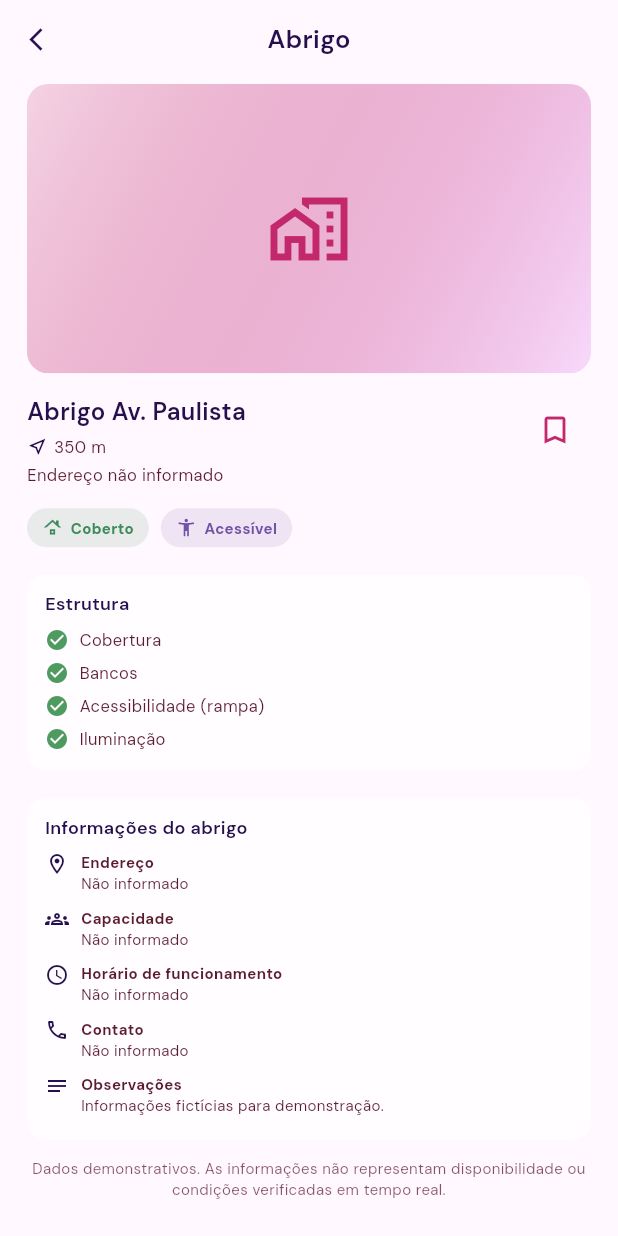
After one commit to juliarichesky/sinalizaai-mobile, a Flutter app: the ShelterDetailScreen screen opened directly with sample values from the repository, on a phone screen of 412 x 824 dp. The commit adds this screen. Run offline on Flutter 3.47's test engine with Material 3 defaults, Android fonts, the phone set to English and light mode, and no system bars; our stand-ins replace google_fonts.

Commit message:
feat: implement shelter details screen

```diff
--- a/lib/data/mock_shelters.dart
+++ b/lib/data/mock_shelters.dart
@@ -5,15 +5,27 @@ class Shelter {
     required this.distanceMeters,
     required this.isCovered,
     required this.isAccessible,
-    this.hasRating = false,
+    required this.features,
+    this.address,
+    this.capacity,
+    this.openingHours,
+    this.contact,
+    this.observations,
+    this.imageAsset,
   });
 
   final String id;
   final String name;
   final int distanceMeters;
   final bool isCovered;
-  final bool isAccessible;
-  final bool hasRating;
+  final bool? isAccessible;
+  final List<String> features;
+  final String? address;
+  final String? capacity;
+  final String? openingHours;
+  final String? contact;
+  final String? observations;
+  final String? imageAsset;
 
   String get formattedDistance {
     if (distanceMeters >= 1000) {
@@ -32,6 +44,13 @@ const mockShelters = [
     distanceMeters: 350,
     isCovered: true,
     isAccessible: true,
+    features: const [
+      'Cobertura',
+      'Bancos',
+      'Acessibilidade (rampa)',
+      'Iluminação',
+    ],
+    observations: 'Informações fictícias para demonstração.',
   ),
   Shelter(
     id: 'consolacao',
@@ -39,6 +58,8 @@ const mockShelters = [
     distanceMeters: 750,
     isCovered: true,
     isAccessible: true,
+    features: const ['Cobertura', 'Bancos', 'Água potável'],
+    observations: 'Dados demonstrativos; confirme as condições no local.',
   ),
   Shelter(
     id: 'augusta',
@@ -46,5 +67,7 @@ const mockShelters = [
     distanceMeters: 1200,
     isCovered: false,
     isAccessible: true,
+    features: const ['Bancos', 'Área de descanso', 'Iluminação'],
+    observations: 'Dados demonstrativos; cobertura não informada.',
   ),
 ];
--- /dev/null
+++ b/lib/screens/shelter_detail_screen.dart
@@ -0,0 +1,446 @@
+import 'package:flutter/material.dart';
+
+import '../core/theme/app_colors.dart';
+import '../core/theme/app_typography.dart';
+import '../data/mock_shelters.dart';
+
+class ShelterDetailScreen extends StatefulWidget {
+  const ShelterDetailScreen({
+    super.key,
+    required this.shelter,
+    this.isFavorite = false,
+    this.onFavoriteChanged,
+  });
+
+  final Shelter shelter;
+  final bool isFavorite;
+  final ValueChanged<bool>? onFavoriteChanged;
+
+  @override
+  State<ShelterDetailScreen> createState() => _ShelterDetailScreenState();
+}
+
+class _ShelterDetailScreenState extends State<ShelterDetailScreen> {
+  late bool _isFavorite = widget.isFavorite;
+
+  @override
+  void didUpdateWidget(covariant ShelterDetailScreen oldWidget) {
+    super.didUpdateWidget(oldWidget);
+    if (oldWidget.isFavorite != widget.isFavorite) {
+      _isFavorite = widget.isFavorite;
+    }
+  }
+
+  void _toggleFavorite() {
+    setState(() => _isFavorite = !_isFavorite);
+    widget.onFavoriteChanged?.call(_isFavorite);
+  }
+
+  @override
+  Widget build(BuildContext context) {
+    final shelter = widget.shelter;
+
+    return Scaffold(
+      backgroundColor: AppColors.softBackground,
+      body: SafeArea(
+        child: Column(
+          children: [
+            _DetailHeader(onBack: () => Navigator.of(context).pop()),
+            Expanded(
+              child: SingleChildScrollView(
+                padding: const EdgeInsets.fromLTRB(18, 4, 18, 20),
+                child: Column(
+                  crossAxisAlignment: CrossAxisAlignment.stretch,
+                  children: [
+                    _ShelterImage(shelter: shelter),
+                    const SizedBox(height: 14),
+                    _IdentitySection(
+                      shelter: shelter,
+                      isFavorite: _isFavorite,
+                      onFavorite: _toggleFavorite,
+                    ),
+                    const SizedBox(height: 14),
+                    _Characteristics(shelter: shelter),
+                    const SizedBox(height: 18),
+                    _StructureSection(features: shelter.features),
+                    const SizedBox(height: 18),
+                    _InformationSection(shelter: shelter),
+                    const SizedBox(height: 12),
+                    Text(
+                      'Dados demonstrativos. As informações não representam '
+                      'disponibilidade ou condições verificadas em tempo real.',
+                      textAlign: TextAlign.center,
+                      style: AppTypography.caption.copyWith(
+                        color: AppColors.nightBordeaux.withValues(alpha: 0.75),
+                        fontSize: 10,
+                      ),
+                    ),
+                  ],
+                ),
+              ),
+            ),
+          ],
+        ),
+      ),
+    );
+  }
+}
+
+class _DetailHeader extends StatelessWidget {
+  const _DetailHeader({required this.onBack});
+
+  final VoidCallback onBack;
+
+  @override
+  Widget build(BuildContext context) {
+    return SizedBox(
+      height: 52,
+      child: Stack(
+        alignment: Alignment.center,
+        children: [
+          Align(
+            alignment: Alignment.centerLeft,
+            child: IconButton(
+              onPressed: onBack,
+              tooltip: 'Voltar',
+              icon: const Icon(Icons.arrow_back_ios_new, size: 18),
+              color: AppColors.darkAmethyst,
+            ),
+          ),
+          Text('Abrigo', style: AppTypography.subtitle.copyWith(fontSize: 17)),
+        ],
+      ),
+    );
+  }
+}
+
+class _ShelterImage extends StatelessWidget {
+  const _ShelterImage({required this.shelter});
+
+  final Shelter shelter;
+
+  @override
+  Widget build(BuildContext context) {
+    return AspectRatio(
+      aspectRatio: 1.95,
+      child: ClipRRect(
+        borderRadius: BorderRadius.circular(14),
+        child: shelter.imageAsset == null
+            ? DecoratedBox(
+                decoration: BoxDecoration(
+                  gradient: LinearGradient(
+                    colors: [
+                      AppColors.hotRose.withValues(alpha: 0.18),
+                      AppColors.lavenderVeil,
+                    ],
+                    begin: Alignment.topLeft,
+                    end: Alignment.bottomRight,
+                  ),
+                ),
+                child: const Center(
+                  child: Icon(
+                    Icons.home_work_outlined,
+                    color: AppColors.hotRose,
+                    size: 56,
+                  ),
+                ),
+              )
+            : Image.asset(shelter.imageAsset!, fit: BoxFit.cover),
+      ),
+    );
+  }
+}
+
+class _IdentitySection extends StatelessWidget {
+  const _IdentitySection({
+    required this.shelter,
+    required this.isFavorite,
+    required this.onFavorite,
+  });
+
+  final Shelter shelter;
+  final bool isFavorite;
+  final VoidCallback onFavorite;
+
+  @override
+  Widget build(BuildContext context) {
+    return Row(
+      crossAxisAlignment: CrossAxisAlignment.start,
+      children: [
+        Expanded(
+          child: Column(
+            crossAxisAlignment: CrossAxisAlignment.start,
+            children: [
+              Text(
+                shelter.name,
+                maxLines: 2,
+                overflow: TextOverflow.ellipsis,
+                style: AppTypography.subtitle.copyWith(fontSize: 16),
+              ),
+              const SizedBox(height: 4),
+              Row(
+                children: [
+                  const Icon(
+                    Icons.near_me_outlined,
+                    color: AppColors.darkAmethyst,
+                    size: 14,
+                  ),
+                  const SizedBox(width: 4),
+                  Flexible(
+                    child: Text(
+                      shelter.formattedDistance,
+                      overflow: TextOverflow.ellipsis,
+                      style: AppTypography.caption.copyWith(fontSize: 11),
+                    ),
+                  ),
+                ],
+              ),
+              const SizedBox(height: 3),
+              Text(
+                shelter.address ?? 'Endereço não informado',
+                maxLines: 2,
+                overflow: TextOverflow.ellipsis,
+                style: AppTypography.caption.copyWith(fontSize: 11),
+              ),
+            ],
+          ),
+        ),
+        IconButton(
+          onPressed: onFavorite,
+          tooltip: isFavorite
+              ? 'Remover dos favoritos'
+              : 'Adicionar aos favoritos',
+          icon: Icon(
+            isFavorite ? Icons.bookmark : Icons.bookmark_border,
+            color: AppColors.hotRose,
+            size: 24,
+          ),
+        ),
+      ],
+    );
+  }
+}
+
+class _Characteristics extends StatelessWidget {
+  const _Characteristics({required this.shelter});
+
+  final Shelter shelter;
+
+  @override
+  Widget build(BuildContext context) {
+    return Wrap(
+      spacing: 8,
+      runSpacing: 8,
+      children: [
+        _Characteristic(
+          icon: shelter.isCovered ? Icons.roofing : Icons.wb_sunny_outlined,
+          label: shelter.isCovered ? 'Coberto' : 'Sem cobertura',
+          color: shelter.isCovered
+              ? const Color(0xFF3D8B5A)
+              : AppColors.nightBordeaux,
+        ),
+        _Characteristic(
+          icon: Icons.accessibility_new,
+          label: shelter.isAccessible == true
+              ? 'Acessível'
+              : 'Acessibilidade não informada',
+          color: const Color(0xFF7351A7),
+        ),
+      ],
+    );
+  }
+}
+
+class _Characteristic extends StatelessWidget {
+  const _Characteristic({
+    required this.icon,
+    required this.label,
+    required this.color,
+  });
+
+  final IconData icon;
+  final String label;
+  final Color color;
+
+  @override
+  Widget build(BuildContext context) {
+    return Container(
+      padding: const EdgeInsets.symmetric(horizontal: 10, vertical: 6),
+      decoration: BoxDecoration(
+        color: color.withValues(alpha: 0.12),
+        borderRadius: BorderRadius.circular(16),
+      ),
+      child: Row(
+        mainAxisSize: MainAxisSize.min,
+        children: [
+          Icon(icon, color: color, size: 14),
+          const SizedBox(width: 5),
+          Text(
+            label,
+            style: AppTypography.caption.copyWith(
+              color: color,
+              fontSize: 10,
+              fontWeight: FontWeight.w700,
+            ),
+          ),
+        ],
+      ),
+    );
+  }
+}
+
+class _StructureSection extends StatelessWidget {
+  const _StructureSection({required this.features});
+
+  final List<String> features;
+
+  @override
+  Widget build(BuildContext context) {
+    return _SectionCard(
+      title: 'Estrutura',
+      child: features.isEmpty
+          ? Text(
+              'Nenhuma estrutura informada.',
+              style: AppTypography.caption.copyWith(fontSize: 11),
+            )
+          : Column(
+              children: features
+                  .map(
+                    (feature) => Padding(
+                      padding: const EdgeInsets.only(bottom: 6),
+                      child: Row(
+                        children: [
+                          const Icon(
+                            Icons.check_circle,
+                            color: Color(0xFF4E9A5F),
+                            size: 16,
+                          ),
+                          const SizedBox(width: 7),
+                          Expanded(
+                            child: Text(
+                              feature,
+                              style: AppTypography.caption.copyWith(
+                                fontSize: 11,
+                              ),
+                            ),
+                          ),
+                        ],
+                      ),
+                    ),
+                  )
+                  .toList(),
+            ),
+    );
+  }
+}
+
+class _InformationSection extends StatelessWidget {
+  const _InformationSection({required this.shelter});
+
+  final Shelter shelter;
+
+  @override
+  Widget build(BuildContext context) {
+    return _SectionCard(
+      title: 'Informações do abrigo',
+      child: Column(
+        children: [
+          _InformationRow(
+            icon: Icons.location_on_outlined,
+            label: 'Endereço',
+            value: shelter.address ?? 'Não informado',
+          ),
+          _InformationRow(
+            icon: Icons.groups_outlined,
+            label: 'Capacidade',
+            value: shelter.capacity ?? 'Não informado',
+          ),
+          _InformationRow(
+            icon: Icons.schedule_outlined,
+            label: 'Horário de funcionamento',
+            value: shelter.openingHours ?? 'Não informado',
+          ),
+          _InformationRow(
+            icon: Icons.phone_outlined,
+            label: 'Contato',
+            value: shelter.contact ?? 'Não informado',
+          ),
+          _InformationRow(
+            icon: Icons.notes_outlined,
+            label: 'Observações',
+            value: shelter.observations ?? 'Não informado',
+          ),
+        ],
+      ),
+    );
+  }
+}
+
+class _InformationRow extends StatelessWidget {
+  const _InformationRow({
+    required this.icon,
+    required this.label,
+    required this.value,
+  });
+
+  final IconData icon;
+  final String label;
+  final String value;
+
+  @override
+  Widget build(BuildContext context) {
+    return Padding(
+      padding: const EdgeInsets.only(bottom: 9),
+      child: Row(
+        crossAxisAlignment: CrossAxisAlignment.start,
+        children: [
+          Icon(icon, color: AppColors.darkAmethyst, size: 16),
+          const SizedBox(width: 8),
+          Expanded(
+            child: Text.rich(
+              TextSpan(
+                text: '$label\n',
+                style: AppTypography.caption.copyWith(
+                  fontSize: 10,
+                  fontWeight: FontWeight.w700,
+                ),
+                children: [
+                  TextSpan(
+                    text: value,
+                    style: AppTypography.caption.copyWith(fontSize: 10),
+                  ),
+                ],
+              ),
+            ),
+          ),
+        ],
+      ),
+    );
+  }
+}
+
+class _SectionCard extends StatelessWidget {
+  const _SectionCard({required this.title, required this.child});
+
+  final String title;
+  final Widget child;
+
+  @override
+  Widget build(BuildContext context) {
+    return Container(
+      padding: const EdgeInsets.fromLTRB(12, 11, 12, 7),
+      decoration: BoxDecoration(
+        color: Colors.white.withValues(alpha: 0.65),
+        borderRadius: BorderRadius.circular(12),
+      ),
+      child: Column(
+        crossAxisAlignment: CrossAxisAlignment.start,
+        children: [
+          Text(title, style: AppTypography.subtitle.copyWith(fontSize: 12)),
+          const SizedBox(height: 8),
+          child,
+        ],
+      ),
+    );
+  }
+}
--- a/lib/screens/shelters_screen.dart
+++ b/lib/screens/shelters_screen.dart
@@ -5,8 +5,9 @@ import '../core/theme/app_typography.dart';
 import '../data/mock_shelters.dart';
 import 'home_screen.dart';
 import 'map_screen.dart';
+import 'shelter_detail_screen.dart';
 
-enum _ShelterFilter { nearby, favorites, rated }
+enum _ShelterFilter { nearby, favorites }
 
 class SheltersScreen extends StatefulWidget {
   const SheltersScreen({super.key});
@@ -33,8 +34,6 @@ class _SheltersScreenState extends State<SheltersScreen> {
         return shelters
             .where((shelter) => _favoriteIds.contains(shelter.id))
             .toList();
-      case _ShelterFilter.rated:
-        return shelters.where((shelter) => shelter.hasRating).toList();
     }
   }
 
@@ -91,19 +90,12 @@ class _SheltersScreenState extends State<SheltersScreen> {
                       () => _selectedFilter = _ShelterFilter.favorites,
                     ),
                   ),
-                  const SizedBox(width: 8),
-                  _ShelterFilterChip(
-                    label: 'Avaliados',
-                    isSelected: _selectedFilter == _ShelterFilter.rated,
-                    onTap: () =>
-                        setState(() => _selectedFilter = _ShelterFilter.rated),
-                  ),
                 ],
               ),
             ),
             Expanded(
               child: shelters.isEmpty
-                  ? _EmptyShelters(filter: _selectedFilter)
+                  ? const _EmptyShelters()
                   : ListView.separated(
                       padding: const EdgeInsets.fromLTRB(18, 0, 18, 16),
                       itemCount: shelters.length,
@@ -114,6 +106,26 @@ class _SheltersScreenState extends State<SheltersScreen> {
                           shelter: shelter,
                           isFavorite: _favoriteIds.contains(shelter.id),
                           onFavorite: () => _toggleFavorite(shelter),
+                          onTap: () => Navigator.of(context).push(
+                            MaterialPageRoute<void>(
+                              builder: (_) => ShelterDetailScreen(
+                                shelter: shelter,
+                                isFavorite: _favoriteIds.contains(shelter.id),
+                                onFavoriteChanged: (isFavorite) {
+                                  if (!mounted) {
+                                    return;
+                                  }
+                                  setState(() {
+                                    if (isFavorite) {
+                                      _favoriteIds.add(shelter.id);
+                                    } else {
+                                      _favoriteIds.remove(shelter.id);
+                                    }
+                                  });
+                                },
+                              ),
+                            ),
+                          ),
                         );
                       },
                     ),
@@ -211,11 +223,13 @@ class _ShelterCard extends StatelessWidget {
     required this.shelter,
     required this.isFavorite,
     required this.onFavorite,
+    required this.onTap,
   });
 
   final Shelter shelter;
   final bool isFavorite;
   final VoidCallback onFavorite;
+  final VoidCallback onTap;
 
   @override
   Widget build(BuildContext context) {
@@ -224,9 +238,12 @@ class _ShelterCard extends StatelessWidget {
       label:
           '${shelter.name}, ${shelter.formattedDistance}, '
           '${shelter.isCovered ? 'Coberto' : 'Sem cobertura'}, '
-          '${shelter.isAccessible ? 'Acessível' : 'Não acessível'}',
+          '${shelter.isAccessible == true ? 'Acessível' : 'Não acessível'}',
       child: Material(
         color: Colors.white.withValues(alpha: 0.72),
+        borderRadius: BorderRadius.circular(12),
+        child: InkWell(
+          onTap: onTap,
           borderRadius: BorderRadius.circular(12),
           child: Padding(
             padding: const EdgeInsets.fromLTRB(10, 9, 5, 9),
@@ -272,7 +289,9 @@ class _ShelterCard extends StatelessWidget {
                           ),
                           const SizedBox(width: 3),
                           Text(
-                          shelter.isAccessible ? 'Acessível' : 'Não acessível',
+                            shelter.isAccessible == true
+                                ? 'Acessível'
+                                : 'Não acessível',
                             style: AppTypography.caption.copyWith(fontSize: 10),
                           ),
                         ],
@@ -302,26 +321,21 @@ class _ShelterCard extends StatelessWidget {
             ),
           ),
         ),
+      ),
     );
   }
 }
 
 class _EmptyShelters extends StatelessWidget {
-  const _EmptyShelters({required this.filter});
-
-  final _ShelterFilter filter;
+  const _EmptyShelters();
 
   @override
   Widget build(BuildContext context) {
-    final message = filter == _ShelterFilter.favorites
-        ? 'Você ainda não marcou nenhum abrigo como favorito.'
-        : 'Ainda não há abrigos avaliados.';
-
     return Center(
       child: Padding(
         padding: const EdgeInsets.all(24),
         child: Text(
-          message,
+          'Você ainda não marcou nenhum abrigo como favorito.',
           textAlign: TextAlign.center,
           style: AppTypography.body.copyWith(fontSize: 13),
         ),
```
Lines whose indentation alone changed are shown as unchanged.
